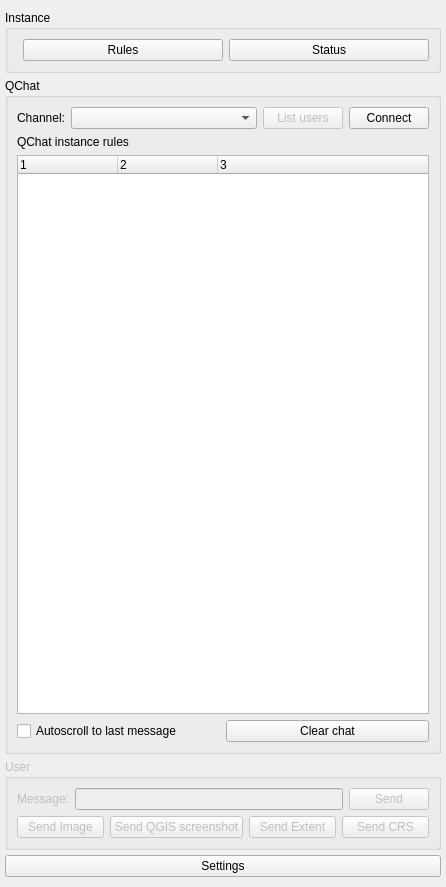
Above: qchat/gui/dck_qchat.ui from geotribu/qchat before the change. Below: the same form after it.
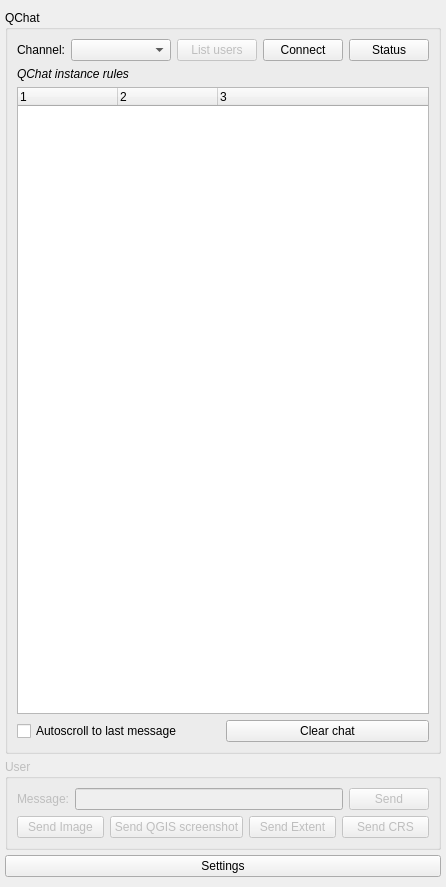
That is the form after the change. Custom widgets are drawn as their Qt base class.

Commit message: ui: revamp QChat dock widget

```diff
--- a/qchat/gui/dck_qchat.ui
+++ b/qchat/gui/dck_qchat.ui
@@ -48,48 +48,6 @@
     <property name="bottomMargin">
      <number>10</number>
     </property>
-    <item>
-     <widget class="QgsCollapsibleGroupBox" name="grb_instance">
-      <property name="sizePolicy">
-       <sizepolicy hsizetype="Preferred" vsizetype="Fixed">
-        <horstretch>0</horstretch>
-        <verstretch>0</verstretch>
-       </sizepolicy>
-      </property>
-      <property name="title">
-       <string>Instance</string>
-      </property>
-      <layout class="QFormLayout" name="formLayout_3">
-       <item row="0" column="1">
-        <layout class="QHBoxLayout" name="hly_instance">
-         <item>
-          <widget class="QPushButton" name="btn_rules">
-           <property name="cursor">
-            <cursorShape>PointingHandCursor</cursorShape>
-           </property>
-           <property name="text">
-            <string>Rules</string>
-           </property>
-          </widget>
-         </item>
-         <item>
-          <widget class="QPushButton" name="btn_status">
-           <property name="cursor">
-            <cursorShape>PointingHandCursor</cursorShape>
-           </property>
-           <property name="toolTip">
-            <string>Check instance status</string>
-           </property>
-           <property name="text">
-            <string>Status</string>
-           </property>
-          </widget>
-         </item>
-        </layout>
-       </item>
-      </layout>
-     </widget>
-    </item>
     <item>
      <widget class="QgsCollapsibleGroupBox" name="grb_qchat">
       <property name="enabled">
@@ -183,10 +141,28 @@
            </property>
           </widget>
          </item>
+         <item>
+          <widget class="QPushButton" name="btn_status">
+           <property name="cursor">
+            <cursorShape>PointingHandCursor</cursorShape>
+           </property>
+           <property name="toolTip">
+            <string>Check instance status</string>
+           </property>
+           <property name="text">
+            <string>Status</string>
+           </property>
+          </widget>
+         </item>
         </layout>
        </item>
        <item>
         <widget class="QLabel" name="lbl_instance_rules">
+         <property name="font">
+          <font>
+           <italic>true</italic>
+          </font>
+         </property>
          <property name="text">
           <string>QChat instance rules</string>
          </property>
```
Left out of the diff: 1 changed line with no effect on the pictures. The commit also changes 1 other file.
